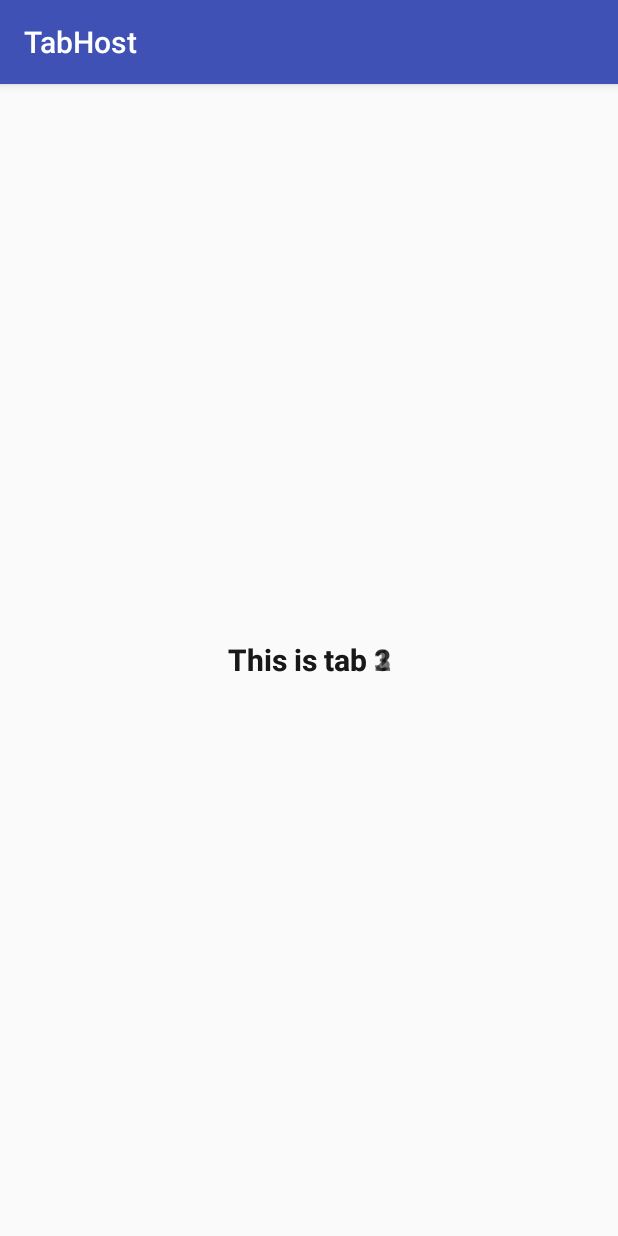
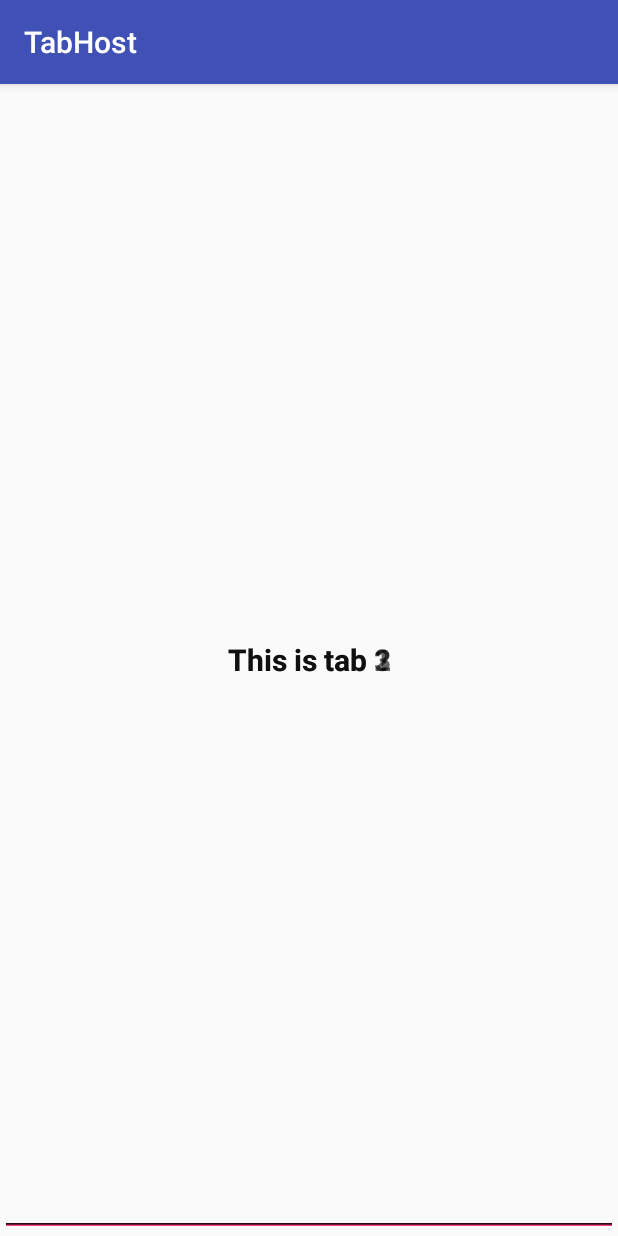
Before and after one commit to andteamorg/TabHost, an Android app: the screen it shows after launch (MainActivity), on a phone screen of 412 x 824 dp. Run offline under Robolectric (Android 15) with nearby library versions, the phone set to English and light mode, and no system bars.

Commit message:
tested version

```diff
--- a/app/src/main/java/tabhost/nagyi/hu/tabhost/MainActivity.java
+++ b/app/src/main/java/tabhost/nagyi/hu/tabhost/MainActivity.java
@@ -1,7 +1,9 @@
 package tabhost.nagyi.hu.tabhost;
 
+import android.support.v4.view.ViewPager;
 import android.support.v7.app.AppCompatActivity;
 import android.os.Bundle;
+import android.widget.EditText;
 import android.widget.TabHost;
 
 
@@ -39,6 +41,5 @@ public class MainActivity extends AppCompatActivity {
         spec.setContent(R.id.tab3);
         spec.setIndicator("Tab Three");
         host.addTab(spec);
-
     }
 }
--- a/app/src/main/res/layout/activity_main.xml
+++ b/app/src/main/res/layout/activity_main.xml
@@ -33,11 +33,11 @@
                     android:layout_height="match_parent"
                     android:orientation="vertical">
 
-                    <TextView
+                    <android.support.v7.widget.AppCompatEditText
                         android:layout_width="match_parent"
                         android:layout_height="match_parent"
                         android:gravity="center"
-                        android:text="This is tab 1"
+                        android:hint="This is tab 1"
                         android:textSize="20sp"
                         android:textStyle="bold" />
                 </LinearLayout>
@@ -48,11 +48,11 @@
                     android:layout_height="match_parent"
                     android:orientation="vertical">
 
-                    <TextView
+                    <android.support.v7.widget.AppCompatEditText
                         android:layout_width="match_parent"
                         android:layout_height="match_parent"
                         android:gravity="center"
-                        android:text="This is tab 2"
+                        android:hint="This is tab 2"
                         android:textSize="20sp"
                         android:textStyle="bold" />
                 </LinearLayout>
@@ -63,11 +63,11 @@
                     android:layout_height="match_parent"
                     android:orientation="vertical">
 
-                    <TextView
+                    <android.support.v7.widget.AppCompatEditText
                         android:layout_width="match_parent"
                         android:layout_height="match_parent"
                         android:gravity="center"
-                        android:text="This is tab 3"
+                        android:hint="This is tab 3"
                         android:textSize="20sp"
                         android:textStyle="bold" />
                 </LinearLayout>
```
